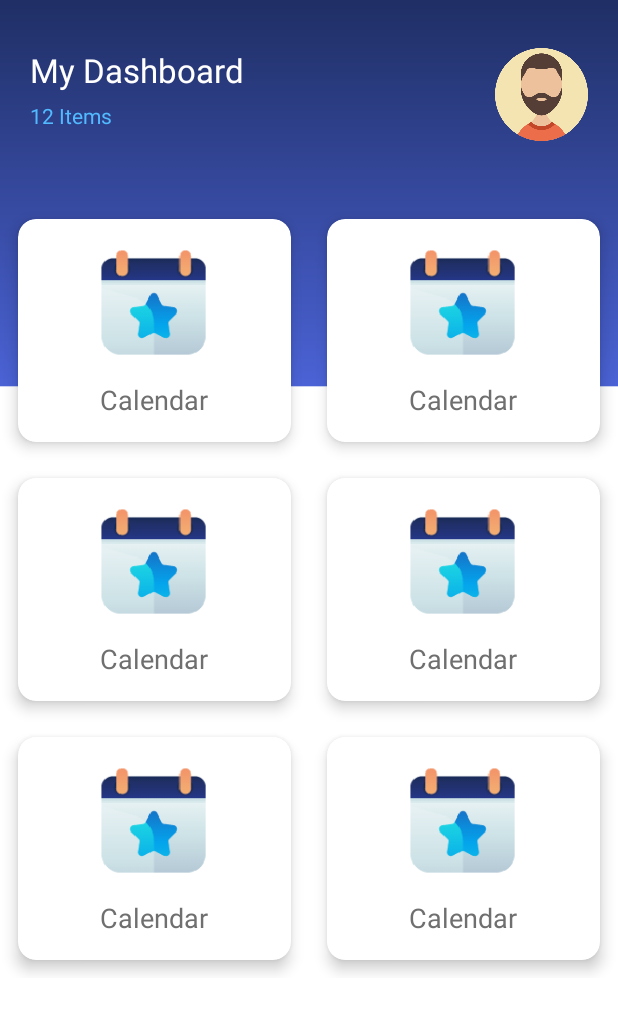
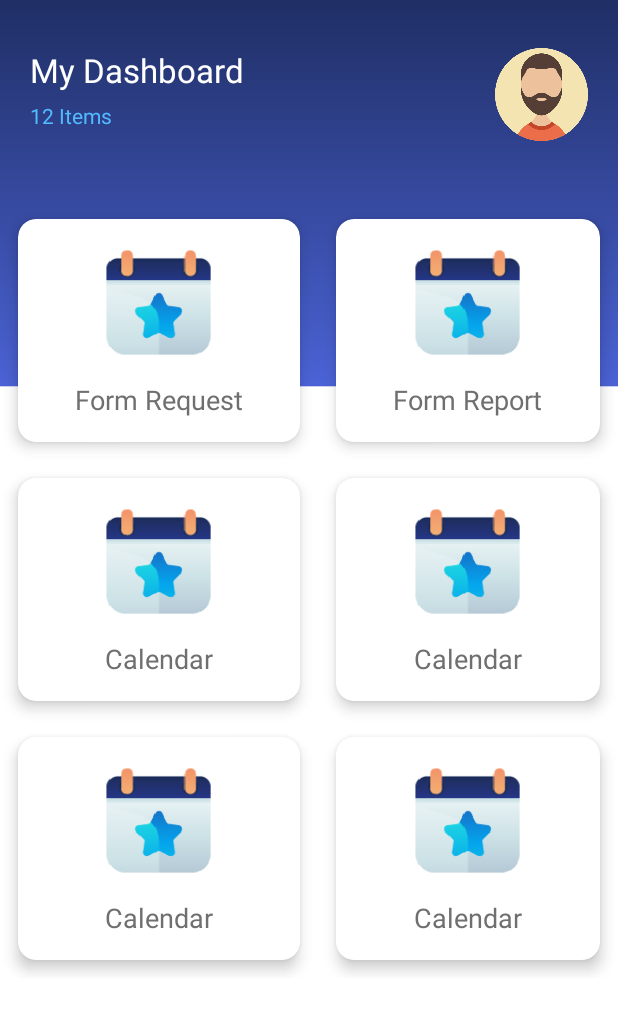
Before and after one commit to drzain/kelolaApps, an Android app: the DashboardActivity screen opened directly, with no data from a screen before it, on a phone screen of 412 x 824 dp. Shown: the top 1013 px of the screen. Run offline under Robolectric (Android 15) with nearby library versions, the phone set to English and light mode, and no system bars.

Commit message:
perubahan pada nama dashboard

```diff
--- a/app/src/main/res/layout/activity_dashboard.xml
+++ b/app/src/main/res/layout/activity_dashboard.xml
@@ -83,7 +83,7 @@
                         android:textSize="18sp"
                         android:layout_width="wrap_content"
                         android:layout_height="wrap_content"
-                        android:text="Calendar"/>
+                        android:text="Form Request"/>
 
                 </LinearLayout>
 
@@ -119,7 +119,7 @@
                         android:textSize="18sp"
                         android:layout_width="wrap_content"
                         android:layout_height="wrap_content"
-                        android:text="Calendar"/>
+                        android:text="Form Report"/>
 
                 </LinearLayout>
 
--- a/build.gradle
+++ b/build.gradle
@@ -7,7 +7,7 @@ buildscript {
 
     }
     dependencies {
-        classpath 'com.android.tools.build:gradle:3.3.2'
+        classpath 'com.android.tools.build:gradle:3.4.0'
 
         // NOTE: Do not place your application dependencies here; they belong
         // in the individual module build.gradle files
```
Also changed, not shown: gradle/wrapper/gradle-wrapper.properties.
